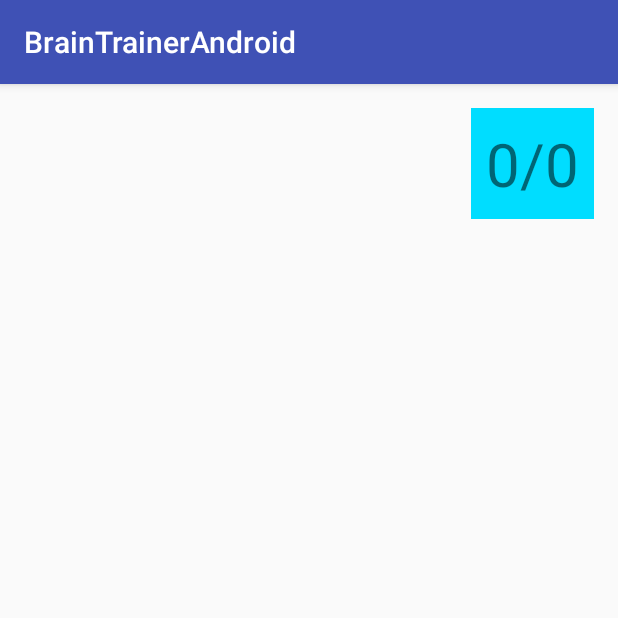
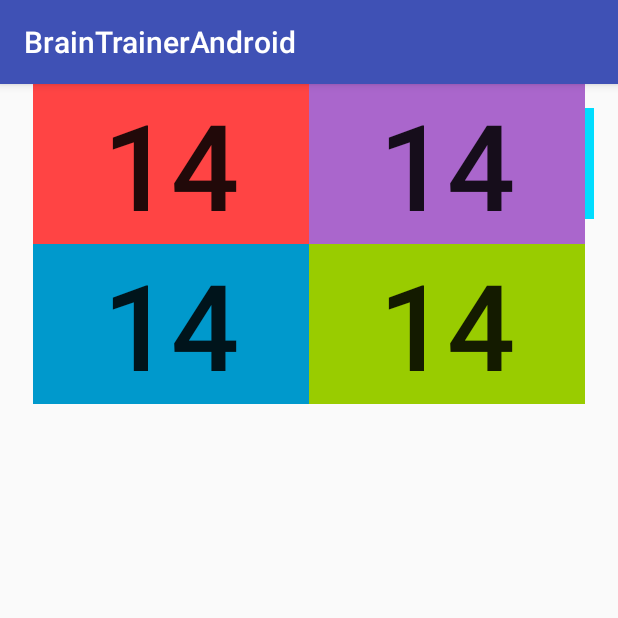
Before and after one commit to RommelTJ/BrainTrainerAndroid, an Android app: the screen it shows after launch (MainActivity), on a phone screen of 412 x 824 dp, the top half of it. Run offline under Robolectric (Android 15) with nearby library versions, the phone set to English and light mode, and no system bars.

Commit message:
Buttons to tap

```diff
--- a/app/src/main/res/layout/activity_main.xml
+++ b/app/src/main/res/layout/activity_main.xml
@@ -65,6 +65,66 @@
                 app:layout_constraintStart_toStartOf="parent"
                 app:layout_constraintTop_toBottomOf="@+id/timerTextView">
 
+            <Button
+                    android:id="@+id/button0"
+                    android:layout_width="wrap_content"
+                    android:layout_height="wrap_content"
+                    android:layout_column="0"
+                    android:layout_columnWeight="1"
+                    android:layout_gravity="fill"
+                    android:layout_row="0"
+                    android:layout_rowWeight="1"
+                    android:background="@android:color/holo_red_light"
+                    android:onClick="chooseAnswer"
+                    android:tag="0"
+                    android:text="14"
+                    android:textSize="80sp" />
+
+            <Button
+                    android:id="@+id/button1"
+                    android:layout_width="wrap_content"
+                    android:layout_height="wrap_content"
+                    android:layout_column="1"
+                    android:layout_columnWeight="1"
+                    android:layout_gravity="fill"
+                    android:layout_row="0"
+                    android:layout_rowWeight="1"
+                    android:background="@android:color/holo_purple"
+                    android:onClick="chooseAnswer"
+                    android:tag="1"
+                    android:text="14"
+                    android:textSize="80sp" />
+
+            <Button
+                    android:id="@+id/button2"
+                    android:layout_width="wrap_content"
+                    android:layout_height="wrap_content"
+                    android:layout_column="0"
+                    android:layout_columnWeight="1"
+                    android:layout_gravity="fill"
+                    android:layout_row="1"
+                    android:layout_rowWeight="1"
+                    android:background="@android:color/holo_blue_dark"
+                    android:onClick="chooseAnswer"
+                    android:tag="2"
+                    android:text="14"
+                    android:textSize="80sp" />
+
+            <Button
+                    android:id="@+id/button3"
+                    android:layout_width="wrap_content"
+                    android:layout_height="wrap_content"
+                    android:layout_column="1"
+                    android:layout_columnWeight="1"
+                    android:layout_gravity="fill"
+                    android:layout_row="1"
+                    android:layout_rowWeight="1"
+                    android:background="@android:color/holo_green_light"
+                    android:onClick="chooseAnswer"
+                    android:tag="3"
+                    android:text="14"
+                    android:textSize="80sp" />
+
         </GridLayout>
 
     </android.support.constraint.ConstraintLayout>
```
